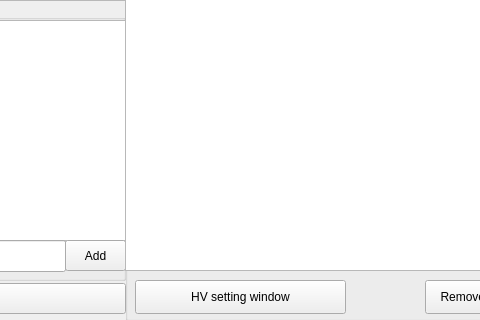
JPETTomography/JPet-HV-GUI-tool, file mainwindow.ui: the form before one commit; both pictures show x 295 to 775 and y 380 to 700 of the 1000 by 700 pixel window.
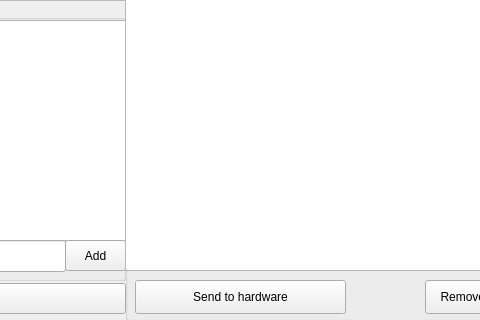
The form after the commit.

Diff of the .ui file:
```diff
--- a/mainwindow.ui
+++ b/mainwindow.ui
@@ -207,7 +207,7 @@
       </rect>
      </property>
      <property name="text">
-      <string>HV setting window</string>
+      <string>Send to hardware</string>
      </property>
     </widget>
    </widget>
```
